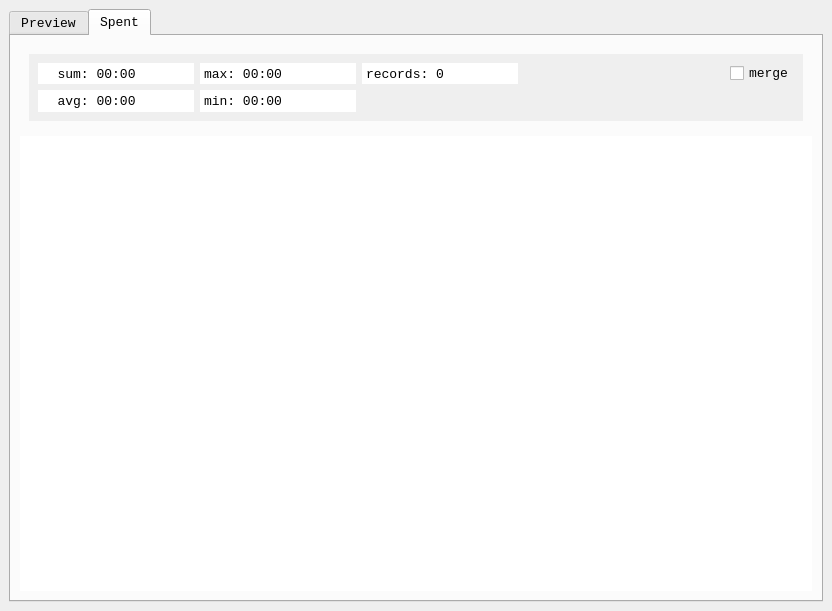
Old version of the form src/wndx/clbrd/mainwindow.ui in the repository WANDEX/clbrd.
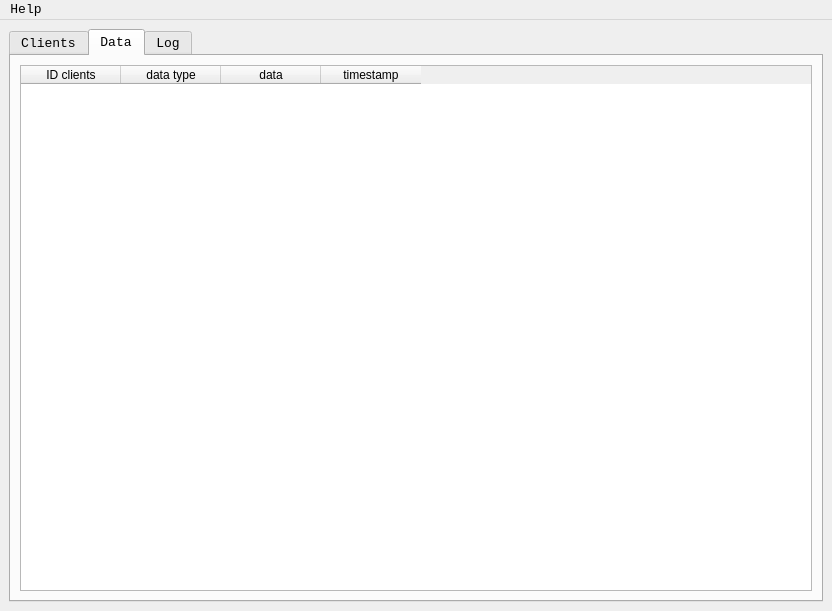
New version of the form. The open tabs and pages were chosen to show the change.

Commit message: [mainwindow.ui] 3 tabs: Clients, Data, Log

What changed in the file:
```diff
--- a/src/wndx/clbrd/mainwindow.ui
+++ b/src/wndx/clbrd/mainwindow.ui
@@ -26,7 +26,7 @@
      <verstretch>0</verstretch>
     </sizepolicy>
    </property>
-   <layout class="QVBoxLayout" name="verticalLayout_2">
+   <layout class="QHBoxLayout" name="horizontalLayout_4">
     <item>
      <widget class="QTabWidget" name="tabWidget">
       <property name="tabShape">
@@ -40,7 +40,7 @@
         <string>Ctrl+1</string>
        </property>
        <attribute name="title">
-        <string>Preview</string>
+        <string>Clients</string>
        </attribute>
        <layout class="QVBoxLayout" name="verticalLayout">
         <item>
@@ -255,259 +255,45 @@
         <string>Ctrl+2</string>
        </property>
        <attribute name="title">
-        <string>Spent</string>
+        <string>Data</string>
        </attribute>
        <layout class="QVBoxLayout" name="verticalLayout_3">
         <item>
-         <widget class="QWidget" name="topWidget_tab_2" native="true">
-          <property name="sizePolicy">
-           <sizepolicy hsizetype="Preferred" vsizetype="Fixed">
-            <horstretch>0</horstretch>
-            <verstretch>0</verstretch>
-           </sizepolicy>
-          </property>
-          <property name="minimumSize">
-           <size>
-            <width>0</width>
-            <height>85</height>
-           </size>
-          </property>
-          <layout class="QHBoxLayout" name="horizontalLayout_2">
-           <item>
-            <widget class="QScrollArea" name="scrollArea_2">
-             <property name="sizePolicy">
-              <sizepolicy hsizetype="Preferred" vsizetype="Ignored">
-               <horstretch>0</horstretch>
-               <verstretch>0</verstretch>
-              </sizepolicy>
-             </property>
-             <property name="frameShape">
-              <enum>QFrame::NoFrame</enum>
-             </property>
-             <property name="verticalScrollBarPolicy">
-              <enum>Qt::ScrollBarAlwaysOff</enum>
-             </property>
-             <property name="widgetResizable">
-              <bool>true</bool>
-             </property>
-             <widget class="QWidget" name="scrollAreaWidgetContents_2">
-              <property name="geometry">
-               <rect>
-                <x>0</x>
-                <y>0</y>
-                <width>774</width>
-                <height>67</height>
-               </rect>
-              </property>
-              <property name="sizePolicy">
-               <sizepolicy hsizetype="Preferred" vsizetype="Ignored">
-                <horstretch>0</horstretch>
-                <verstretch>0</verstretch>
-               </sizepolicy>
-              </property>
-              <layout class="QGridLayout" name="gridLayout_2">
-               <item row="0" column="6">
-                <widget class="QCheckBox" name="checkBoxMerge">
-                 <property name="toolTip">
-                  <string>Ctrl+m</string>
-                 </property>
-                 <property name="text">
-                  <string>merge</string>
-                 </property>
-                </widget>
-               </item>
-               <item row="0" column="0">
-                <widget class="QPlainTextEdit" name="statsSum">
-                 <property name="sizePolicy">
-                  <sizepolicy hsizetype="Expanding" vsizetype="Ignored">
-                   <horstretch>0</horstretch>
-                   <verstretch>0</verstretch>
-                  </sizepolicy>
-                 </property>
-                 <property name="acceptDrops">
-                  <bool>false</bool>
-                 </property>
-                 <property name="frameShape">
-                  <enum>QFrame::NoFrame</enum>
-                 </property>
-                 <property name="verticalScrollBarPolicy">
-                  <enum>Qt::ScrollBarAlwaysOff</enum>
-                 </property>
-                 <property name="undoRedoEnabled">
-                  <bool>false</bool>
-                 </property>
-                 <property name="lineWrapMode">
-                  <enum>QPlainTextEdit::NoWrap</enum>
-                 </property>
-                 <property name="readOnly">
-                  <bool>true</bool>
-                 </property>
-                 <property name="plainText">
-                  <string>  sum: 00:00</string>
-                 </property>
-                </widget>
-               </item>
-               <item row="1" column="1">
-                <widget class="QPlainTextEdit" name="statsMin">
-                 <property name="sizePolicy">
-                  <sizepolicy hsizetype="Expanding" vsizetype="Ignored">
-                   <horstretch>0</horstretch>
-                   <verstretch>0</verstretch>
-                  </sizepolicy>
-                 </property>
-                 <property name="acceptDrops">
-                  <bool>false</bool>
-                 </property>
-                 <property name="frameShape">
-                  <enum>QFrame::NoFrame</enum>
-                 </property>
-                 <property name="verticalScrollBarPolicy">
-                  <enum>Qt::ScrollBarAlwaysOff</enum>
-                 </property>
-                 <property name="undoRedoEnabled">
-                  <bool>false</bool>
-                 </property>
-                 <property name="lineWrapMode">
-                  <enum>QPlainTextEdit::NoWrap</enum>
-                 </property>
-                 <property name="readOnly">
-                  <bool>true</bool>
-                 </property>
-                 <property name="plainText">
-                  <string>min: 00:00</string>
-                 </property>
-                </widget>
-               </item>
-               <item row="0" column="3" colspan="2">
-                <spacer name="horizontalSpacer_2">
-                 <property name="orientation">
-                  <enum>Qt::Horizontal</enum>
-                 </property>
-                 <property name="sizeHint" stdset="0">
-                  <size>
-                   <width>400</width>
-                   <height>20</height>
-                  </size>
-                 </property>
-                </spacer>
-               </item>
-               <item row="0" column="1">
-                <widget class="QPlainTextEdit" name="statsMax">
-                 <property name="sizePolicy">
-                  <sizepolicy hsizetype="Expanding" vsizetype="Ignored">
-                   <horstretch>0</horstretch>
-                   <verstretch>0</verstretch>
-                  </sizepolicy>
-                 </property>
-                 <property name="acceptDrops">
-                  <bool>false</bool>
-                 </property>
-                 <property name="frameShape">
-                  <enum>QFrame::NoFrame</enum>
-                 </property>
-                 <property name="verticalScrollBarPolicy">
-                  <enum>Qt::ScrollBarAlwaysOff</enum>
-                 </property>
-                 <property name="undoRedoEnabled">
-                  <bool>false</bool>
-                 </property>
-                 <property name="lineWrapMode">
-                  <enum>QPlainTextEdit::NoWrap</enum>
-                 </property>
-                 <property name="readOnly">
-                  <bool>true</bool>
-                 </property>
-                 <property name="plainText">
-                  <string>max: 00:00</string>
-                 </property>
-                </widget>
-               </item>
-               <item row="1" column="0">
-                <widget class="QPlainTextEdit" name="statsAvg">
-                 <property name="sizePolicy">
-                  <sizepolicy hsizetype="Expanding" vsizetype="Ignored">
-                   <horstretch>0</horstretch>
-                   <verstretch>0</verstretch>
-                  </sizepolicy>
-                 </property>
-                 <property name="acceptDrops">
-                  <bool>false</bool>
-                 </property>
-                 <property name="frameShape">
-                  <enum>QFrame::NoFrame</enum>
-                 </property>
-                 <property name="verticalScrollBarPolicy">
-                  <enum>Qt::ScrollBarAlwaysOff</enum>
-                 </property>
-                 <property name="undoRedoEnabled">
-                  <bool>false</bool>
-                 </property>
-                 <property name="lineWrapMode">
-                  <enum>QPlainTextEdit::NoWrap</enum>
-                 </property>
-                 <property name="readOnly">
-                  <bool>true</bool>
-                 </property>
-                 <property name="plainText">
-                  <string>  avg: 00:00</string>
-                 </property>
-                </widget>
-               </item>
-               <item row="0" column="2">
-                <widget class="QPlainTextEdit" name="statsRec">
-                 <property name="sizePolicy">
-                  <sizepolicy hsizetype="Expanding" vsizetype="Ignored">
-                   <horstretch>0</horstretch>
-                   <verstretch>0</verstretch>
-                  </sizepolicy>
-                 </property>
-                 <property name="acceptDrops">
-                  <bool>false</bool>
-                 </property>
-                 <property name="frameShape">
-                  <enum>QFrame::NoFrame</enum>
-                 </property>
-                 <property name="verticalScrollBarPolicy">
-                  <enum>Qt::ScrollBarAlwaysOff</enum>
-                 </property>
-                 <property name="undoRedoEnabled">
-                  <bool>false</bool>
-                 </property>
-                 <property name="lineWrapMode">
-                  <enum>QPlainTextEdit::NoWrap</enum>
-                 </property>
-                 <property name="readOnly">
-                  <bool>true</bool>
-                 </property>
-                 <property name="plainText">
-                  <string>records: 0</string>
-                 </property>
-                </widget>
-               </item>
-              </layout>
-             </widget>
-            </widget>
-           </item>
-          </layout>
+         <widget class="QTableWidget" name="tableWidget_data">
+          <column>
+           <property name="text">
+            <string>ID clients</string>
+           </property>
+          </column>
+          <column>
+           <property name="text">
+            <string>data type</string>
+           </property>
+          </column>
+          <column>
+           <property name="text">
+            <string>data</string>
+           </property>
+          </column>
+          <column>
+           <property name="text">
+            <string>timestamp</string>
+           </property>
+          </column>
          </widget>
         </item>
+       </layout>
+      </widget>
+      <widget class="QWidget" name="tab_3">
+       <attribute name="title">
+        <string>Log</string>
+       </attribute>
+       <layout class="QVBoxLayout" name="verticalLayout_2">
         <item>
-         <widget class="QPlainTextEdit" name="spentText">
-          <property name="toolTip">
-           <string>Ctrl+t</string>
-          </property>
-          <property name="frameShape">
-           <enum>QFrame::NoFrame</enum>
-          </property>
-          <property name="lineWrapMode">
-           <enum>QPlainTextEdit::NoWrap</enum>
-          </property>
+         <widget class="QTextEdit" name="textEdit_log">
           <property name="readOnly">
            <bool>true</bool>
           </property>
-          <property name="plainText">
-           <string notr="true"/>
-          </property>
          </widget>
         </item>
        </layout>
@@ -522,9 +308,26 @@
      <x>0</x>
      <y>0</y>
      <width>832</width>
-     <height>21</height>
+     <height>20</height>
     </rect>
    </property>
+   <widget class="QMenu" name="menuHelp">
+    <property name="title">
+     <string>Help</string>
+    </property>
+    <widget class="QMenu" name="menulanguage">
+     <property name="title">
+      <string>language</string>
+     </property>
+     <addaction name="actionChinese_Simplified_2"/>
+     <addaction name="actionEnglish"/>
+     <addaction name="actionRussian"/>
+    </widget>
+    <addaction name="menulanguage"/>
+    <addaction name="actionHelp"/>
+    <addaction name="actionExit"/>
+   </widget>
+   <addaction name="menuHelp"/>
   </widget>
  </widget>
  <resources/>
```
Left out of the diff: 158 changed lines with no effect on the pictures.
